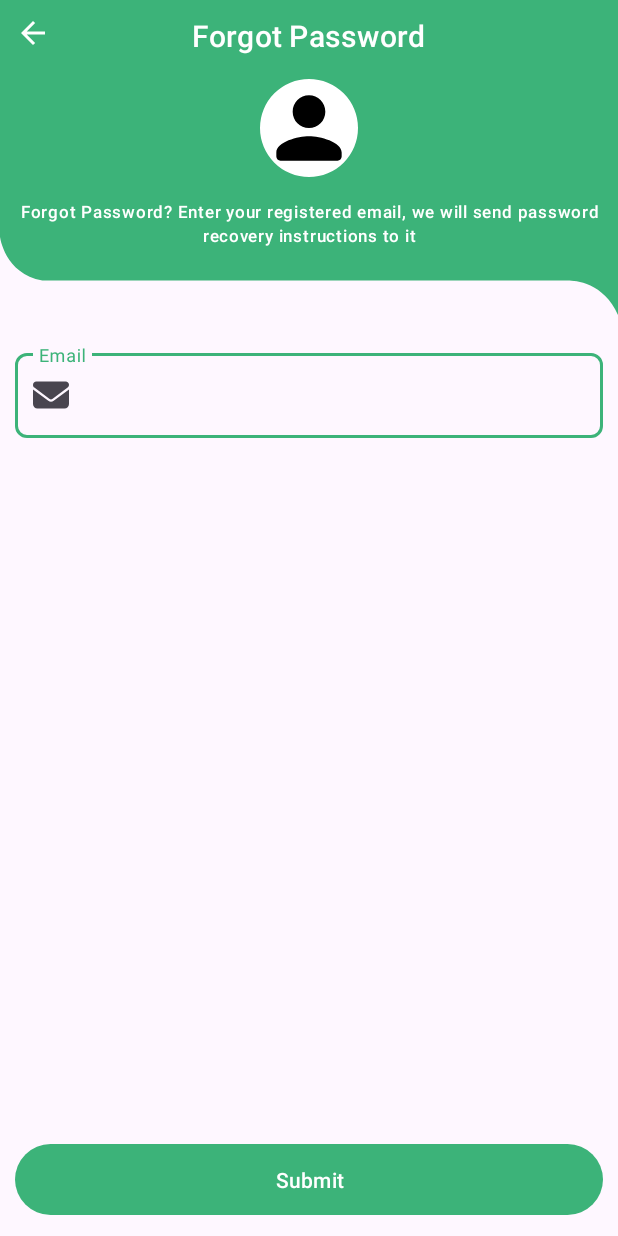
After one commit to tanloc0413/RealEstateApp, an Android app: the ForgotPasswordActivity screen opened directly, with no data from a screen before it, on a phone screen of 412 x 824 dp. The commit adds this screen. Run offline under Robolectric (Android 15) with nearby library versions, the phone set to English and light mode, and no system bars; our stand-ins replace Firebase (no records; nobody signed in at launch, a user with empty details on screens opened directly).

Commit message:
Build forgot password

```diff
--- a/app/src/main/AndroidManifest.xml
+++ b/app/src/main/AndroidManifest.xml
@@ -12,6 +12,9 @@
         android:supportsRtl="true"
         android:theme="@style/Theme.RealEstate"
         tools:targetApi="31">
+        <activity
+            android:name=".activities.ForgotPasswordActivity"
+            android:exported="false" />
         <activity
             android:name=".activities.LoginPhoneActivity"
             android:exported="false" />
--- /dev/null
+++ b/app/src/main/java/com/example/realestate/activities/ForgotPasswordActivity.java
@@ -0,0 +1,110 @@
+package com.example.realestate.activities;
+
+import android.app.ProgressDialog;
+import android.os.Bundle;
+import android.util.Log;
+import android.util.Patterns;
+import android.view.View;
+
+import androidx.activity.EdgeToEdge;
+import androidx.annotation.NonNull;
+import androidx.appcompat.app.AppCompatActivity;
+import androidx.core.graphics.Insets;
+import androidx.core.view.ViewCompat;
+import androidx.core.view.WindowInsetsCompat;
+
+import com.example.realestate.MyUtils;
+import com.example.realestate.R;
+import com.example.realestate.databinding.ActivityForgotPasswordBinding;
+import com.google.android.gms.tasks.OnFailureListener;
+import com.google.android.gms.tasks.OnSuccessListener;
+import com.google.firebase.auth.FirebaseAuth;
+
+public class ForgotPasswordActivity extends AppCompatActivity {
+    // View binding
+    private ActivityForgotPasswordBinding binding;
+    // TAG for logs in logcat
+    private static final String TAG = "FORGOT_PASSWORD_TAG";
+    // ProgressDialog to show while sign-in
+    private ProgressDialog progressDialog;
+    // Firebase Auth for auth related tasks
+    private FirebaseAuth firebaseAuth;
+
+    @Override
+    protected void onCreate(Bundle savedInstanceState) {
+        super.onCreate(savedInstanceState);
+        // init view binding... activity_forgot_password.xml = ActivityForgotPasswordBinding
+        binding = ActivityForgotPasswordBinding.inflate(getLayoutInflater());
+        setContentView(binding.getRoot());
+
+        // init/setup ProgressDialog to show while sign-in
+        progressDialog = new ProgressDialog(this);
+        progressDialog.setTitle("Please wait");
+        progressDialog.setCanceledOnTouchOutside(false);
+
+        // get instance of firebase auth for Auth related tasks
+        firebaseAuth = FirebaseAuth.getInstance();
+
+        // handle toolbarBackBtn click, go-back
+        binding.toolbarBackBtn.setOnClickListener(new View.OnClickListener() {
+            @Override
+            public void onClick(View v) {
+                finish();
+            }
+        });
+
+        // handle submitBtn click, validate data to start password recovery
+        binding.submitBtn.setOnClickListener(new View.OnClickListener() {
+            @Override
+            public void onClick(View v) {
+                validateData();
+            }
+        });
+    }
+
+    private String email = "";
+
+    private void validateData() {
+        // input data i.e. email
+        email = binding.emailEt.getText().toString().trim();
+        Log.d(TAG, "validateData: Email: " + email);
+
+        // validate data
+        if (!Patterns.EMAIL_ADDRESS.matcher(email).matches()) {
+            // invalid email pattern, show error in emailEt
+            binding.emailEt.setError("Invalid Email Pattern");
+            binding.emailEt.requestFocus();
+        } else {
+            // valid email pattern, start sending recovery email instructions
+            sendPasswordRecoveryInstruction();
+        }
+    }
+
+    private void sendPasswordRecoveryInstruction() {
+        Log.d(TAG, "sendPasswordRecoveryInstruction: ");
+
+        // show progress
+        progressDialog.setMessage("");
+        progressDialog.show();
+
+        firebaseAuth.sendPasswordResetEmail(email)
+                .addOnSuccessListener(new OnSuccessListener<Void>() {
+                    @Override
+                    public void onSuccess(Void unused) {
+                        // instructions sent, check email, sometimes it goes in spam folder so if not in inbox check your spam folder
+                        Log.d(TAG, "onSuccess: Instruction Sent ");
+                        progressDialog.dismiss();
+                        MyUtils.toast(ForgotPasswordActivity.this, "Instruction to reset password sent to " + email);
+                    }
+                })
+                .addOnFailureListener(new OnFailureListener() {
+                    @Override
+                    public void onFailure(@NonNull Exception e) {
+                        // failed to send instructions, show exception in logcat, show exception message to user using Toast
+                        Log.e(TAG, "onFailure: ", e);
+                        progressDialog.dismiss();
+                        MyUtils.toast(ForgotPasswordActivity.this, "Failed to send due to " + e.getMessage());
+                    }
+                });
+    }
+}
--- a/app/src/main/java/com/example/realestate/activities/LoginOptionsActivity.java
+++ b/app/src/main/java/com/example/realestate/activities/LoginOptionsActivity.java
@@ -72,7 +72,7 @@ public class LoginOptionsActivity extends AppCompatActivity {
         binding.loginGoogleBtn.setOnClickListener(new View.OnClickListener() {
             @Override
             public void onClick(View v) {
-
+                beginGoogleLogin();
             }
         });
 
--- /dev/null
+++ b/app/src/main/res/layout/activity_forgot_password.xml
@@ -0,0 +1,106 @@
+<?xml version="1.0" encoding="utf-8"?>
+<RelativeLayout xmlns:android="http://schemas.android.com/apk/res/android"
+    xmlns:app="http://schemas.android.com/apk/res-auto"
+    xmlns:tools="http://schemas.android.com/tools"
+    android:layout_width="match_parent"
+    android:layout_height="match_parent"
+    tools:context=".activities.ForgotPasswordActivity">
+
+    <!-- RelativeLayout: Toolbar -->
+    <RelativeLayout
+        android:id="@+id/toolbarRl"
+        android:layout_width="match_parent"
+        android:layout_height="210dp"
+        android:background="@drawable/toolbar_bg02">
+
+        <!-- ImageButton: Click to go-back -->
+        <ImageButton
+            android:id="@+id/toolbarBackBtn"
+            android:layout_width="wrap_content"
+            android:layout_height="wrap_content"
+            android:src="@drawable/back_white"
+            android:background="@android:color/transparent"
+            android:padding="10dp"
+            android:tint="?attr/colorOnPrimary"/>
+
+        <!-- TextView: Toolbar title -->
+        <TextView
+            android:id="@+id/toolbarTitleTv"
+            android:layout_width="wrap_content"
+            android:layout_height="wrap_content"
+            style="@style/TextAppearance.Material3.TitleMedium"
+            android:text="Forgot Password"
+            android:textColor="?attr/colorOnPrimary"
+            android:layout_centerHorizontal="true"
+            android:layout_marginTop="10dp"
+            android:textSize="20sp"/>
+
+        <!-- ShapeableImageView: Just to show a static image
+            (ic_person_white) from drawable -->
+        <com.google.android.material.imageview.ShapeableImageView
+            android:id="@+id/profileIv"
+            android:layout_width="65dp"
+            android:layout_height="65dp"
+            android:layout_centerHorizontal="true"
+            android:layout_marginVertical="15dp"
+            android:background="?attr/colorOnPrimary"
+            android:src="@drawable/person_black"
+            android:layout_below="@+id/toolbarTitleTv"
+            app:shapeAppearanceOverlay="@style/ImageStyle_Circle"/>
+
+        <!-- TextView: Just to show a labeled text -->
+        <TextView
+            android:id="@+id/toolbarDescriptionTv"
+            android:layout_width="match_parent"
+            android:layout_height="wrap_content"
+            style="@style/TextAppearance.Material3.LabelSmall"
+            android:text="Forgot Password? Enter your registered email, we will send password recovery instructions to it"
+            android:layout_below="@+id/profileIv"
+            android:gravity="center"
+            android:paddingHorizontal="10dp"
+            android:textColor="?attr/colorOnPrimary"/>
+
+    </RelativeLayout>
+
+    <RelativeLayout
+        android:layout_width="match_parent"
+        android:layout_height="match_parent"
+        android:layout_below="@+id/toolbarRl"
+        android:padding="10dp">
+
+        <!-- TextInputLayout: Input account email for password recovery -->
+        <com.google.android.material.textfield.TextInputLayout
+            android:id="@+id/emailTil"
+            android:layout_width="match_parent"
+            android:layout_height="wrap_content"
+            style="@style/Widget.Material3.TextInputLayout.OutlinedBox"
+            android:layout_marginTop="10dp"
+            android:hint="Email"
+            app:startIconDrawable="@drawable/email_black"
+            app:boxCornerRadiusTopStart="8dp"
+            app:boxCornerRadiusTopEnd="8dp"
+            app:boxCornerRadiusBottomStart="8dp"
+            app:boxCornerRadiusBottomEnd="8dp">
+
+            <EditText
+                android:id="@+id/emailEt"
+                android:layout_width="match_parent"
+                android:layout_height="wrap_content"
+                android:inputType="textEmailAddress"/>
+
+        </com.google.android.material.textfield.TextInputLayout>
+
+        <!-- MaterialButton: Click to send password recovery instruction -->
+        <com.google.android.material.button.MaterialButton
+            android:id="@+id/submitBtn"
+            android:layout_width="match_parent"
+            android:layout_height="wrap_content"
+            android:text="Submit"
+            android:layout_alignParentBottom="true"
+            android:minHeight="@dimen/m_button_height"/>
+
+
+
+    </RelativeLayout>
+
+</RelativeLayout>
--- a/app/src/main/res/layout/activity_login_options.xml
+++ b/app/src/main/res/layout/activity_login_options.xml
@@ -2,7 +2,6 @@
 <RelativeLayout xmlns:android="http://schemas.android.com/apk/res/android"
     xmlns:app="http://schemas.android.com/apk/res-auto"
     xmlns:tools="http://schemas.android.com/tools"
-    android:id="@+id/main"
     android:layout_width="match_parent"
     android:layout_height="match_parent"
     tools:context=".activities.LoginOptionsActivity">
--- a/app/src/main/res/values/strings.xml
+++ b/app/src/main/res/values/strings.xml
@@ -5,4 +5,5 @@
     <string name="no_account_register">No Account? <b>Register</b></string>
     <string name="have_account_login">Have Account? <b>Login</b></string>
     <string name="didn_t_receive_otp_resend">Didn\'t Receive OTP? <b>Resend</b></string>
+    <string name="forgot_password_recover">Forgot Password? <b>Recover</b></string>
 </resources>
```
Also changed, not shown: app/src/main/java/com/example/realestate/activities/LoginEmailActivity.java (+13 -1 lines), app/src/main/res/layout/activity_login_email.xml (+11 -1 lines).
